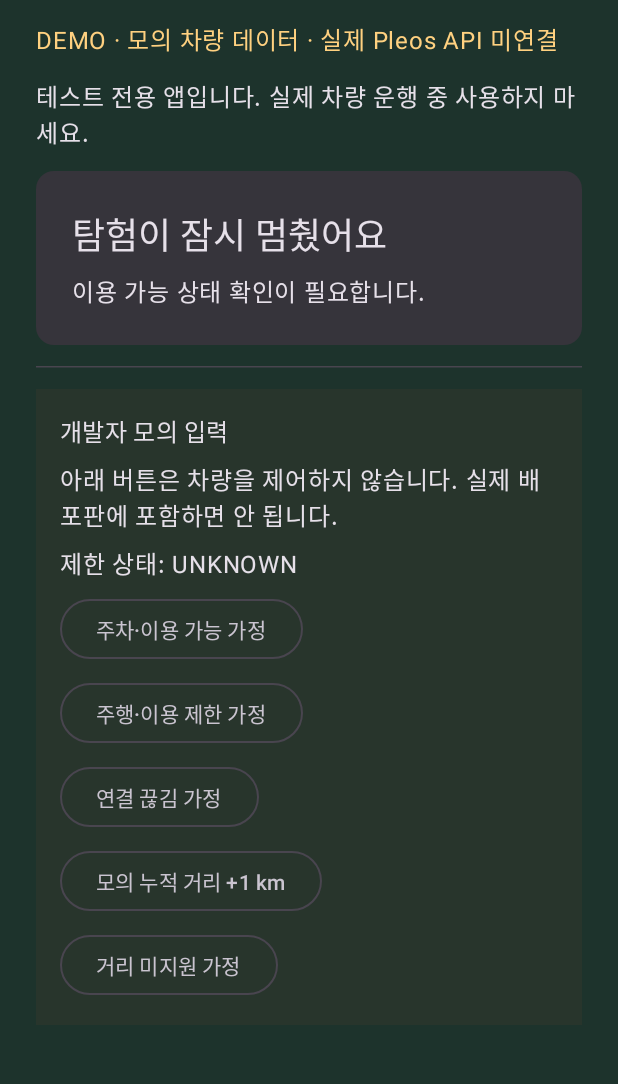
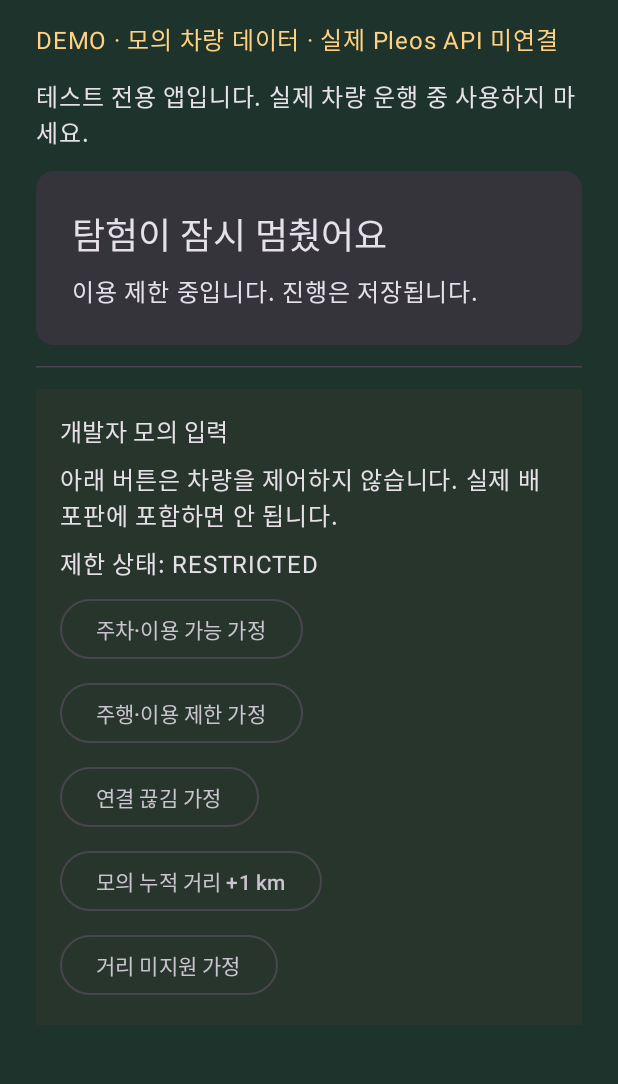
Before and after one commit to Atelier-PJ/park_in_wheels, an Android app built with Jetpack Compose: the screen it shows after launch (MainActivity), after a tap on "주행·이용 제한 가정", on a phone screen of 412 x 824 dp, the part 90-1174 px from its top. Run offline under Robolectric (Android 15) with nearby library versions, the phone set to English and light mode, and no system bars; 1 other tap on this screen came first.

Commit message:
fix: resolve Kotlin setter collision and document Pleos setup

```diff
--- a/app/src/main/java/com/parkonwheels/demo/MainActivity.kt
+++ b/app/src/main/java/com/parkonwheels/demo/MainActivity.kt
@@ -78,9 +78,9 @@ private fun SafariScreen(model: SafariModel) {
                 Text("개발자 모의 입력", style = MaterialTheme.typography.titleMedium)
                 Text("아래 버튼은 차량을 제어하지 않습니다. 실제 배포판에 포함하면 안 됩니다.")
                 Text("제한 상태: ${model.gate}")
-                OutlinedButton(onClick = { model.setGate(Gate.AVAILABLE) }) { Text("주차·이용 가능 가정") }
-                OutlinedButton(onClick = { model.setGate(Gate.RESTRICTED) }) { Text("주행·이용 제한 가정") }
-                OutlinedButton(onClick = { model.setGate(Gate.UNKNOWN) }) { Text("연결 끊김 가정") }
+                OutlinedButton(onClick = { model.simulateGate(Gate.AVAILABLE) }) { Text("주차·이용 가능 가정") }
+                OutlinedButton(onClick = { model.simulateGate(Gate.RESTRICTED) }) { Text("주행·이용 제한 가정") }
+                OutlinedButton(onClick = { model.simulateGate(Gate.UNKNOWN) }) { Text("연결 끊김 가정") }
                 OutlinedButton(onClick = model::addDistance) { Text("모의 누적 거리 +1 km") }
                 OutlinedButton(onClick = model::missingDistance) { Text("거리 미지원 가정") }
             }
--- a/app/src/main/java/com/parkonwheels/demo/SafariModel.kt
+++ b/app/src/main/java/com/parkonwheels/demo/SafariModel.kt
@@ -40,7 +40,7 @@ class SafariModel(application: Application) : AndroidViewModel(application) {
         try { action() } catch (ex: Exception) { error = "저장 오류: 앱을 다시 실행해 주세요." }
         finally { refresh() }
     }
-    fun setGate(next: VehicleGateway.Gate) = act { vehicle.gate(next) }
+    fun simulateGate(next: VehicleGateway.Gate) = act { vehicle.gate(next) }
     fun addDistance() = act { vehicle.addKilometres(1.0) }
     fun missingDistance() = act { vehicle.missingDistance() }
     fun start() = act { if (canPlay) engine.start() }
```
Also changed, not shown: 1 other file.
